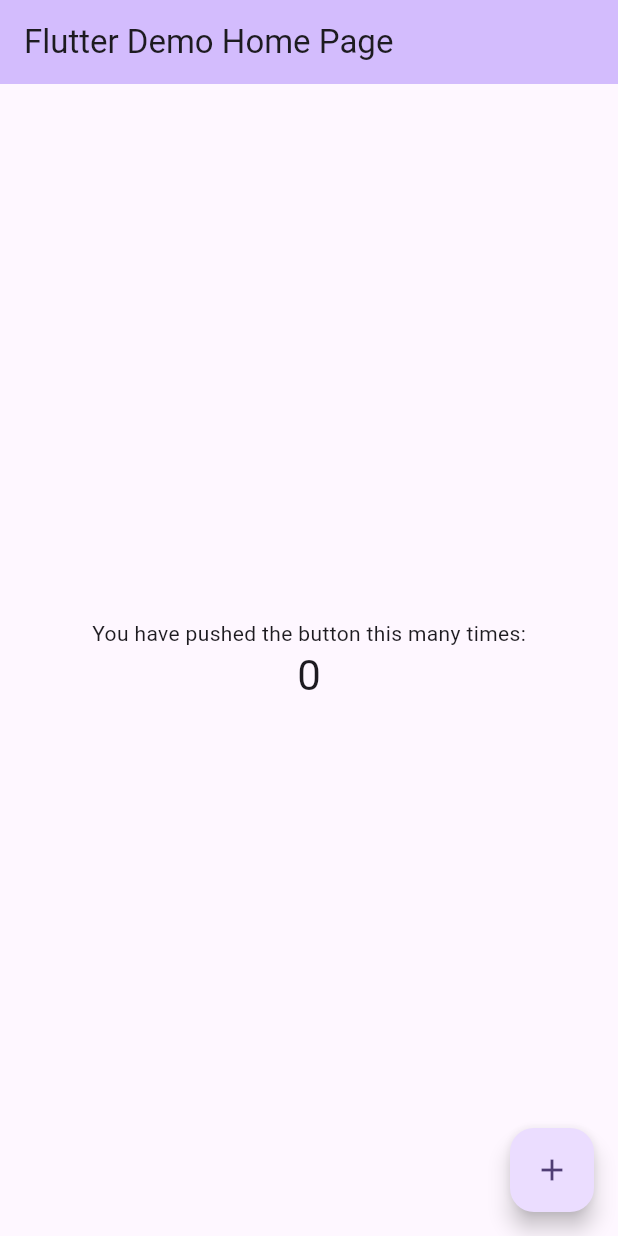
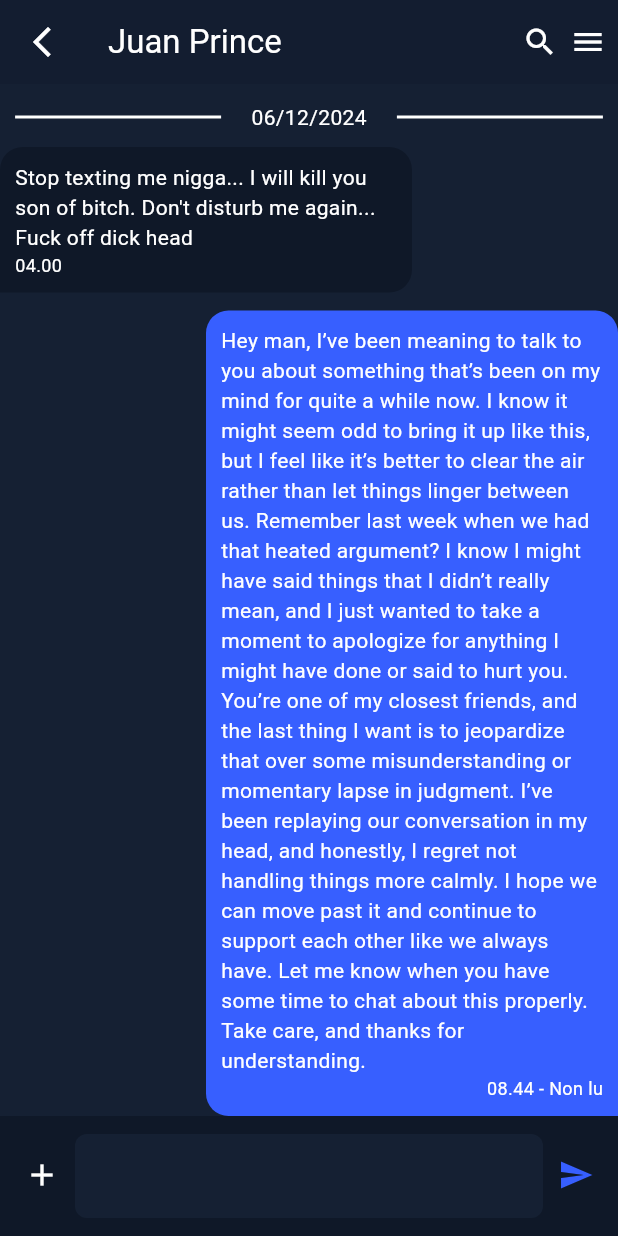
Before and after one commit to juanprince30/Chat-App-Flutter, a Flutter app: the screen it shows after launch, on a phone screen of 412 x 824 dp. Run offline on Flutter 3.47's test engine with Material 3 defaults, Android fonts, the light colour scheme and no system bars; our stand-ins replace image_picker.

Commit message:
Screen 8

```diff
--- a/lib/main.dart
+++ b/lib/main.dart
@@ -1,125 +1,40 @@
+import 'package:chat_app/pages/Page8.dart';
+import 'package:chat_app/tools/color.dart';
 import 'package:flutter/material.dart';
 
-void main() {
+void main() async{
   runApp(const MyApp());
 }
 
 class MyApp extends StatelessWidget {
   const MyApp({super.key});
 
-  // This widget is the root of your application.
   @override
   Widget build(BuildContext context) {
     return MaterialApp(
+      debugShowCheckedModeBanner: false,
       title: 'Flutter Demo',
       theme: ThemeData(
-        // This is the theme of your application.
-        //
-        // TRY THIS: Try running your application with "flutter run". You'll see
-        // the application has a purple toolbar. Then, without quitting the app,
-        // try changing the seedColor in the colorScheme below to Colors.green
-        // and then invoke "hot reload" (save your changes or press the "hot
-        // reload" button in a Flutter-supported IDE, or press "r" if you used
-        // the command line to start the app).
-        //
-        // Notice that the counter didn't reset back to zero; the application
-        // state is not lost during the reload. To reset the state, use hot
-        // restart instead.
-        //
-        // This works for code too, not just values: Most code changes can be
-        // tested with just a hot reload.
-        colorScheme: ColorScheme.fromSeed(seedColor: Colors.deepPurple),
+        colorScheme: ColorScheme.fromSeed(seedColor: mainColor),
         useMaterial3: true,
       ),
-      home: const MyHomePage(title: 'Flutter Demo Home Page'),
+      home: const MyHomePage(),
     );
   }
 }
 
 class MyHomePage extends StatefulWidget {
-  const MyHomePage({super.key, required this.title});
-
-  // This widget is the home page of your application. It is stateful, meaning
-  // that it has a State object (defined below) that contains fields that affect
-  // how it looks.
-
-  // This class is the configuration for the state. It holds the values (in this
-  // case the title) provided by the parent (in this case the App widget) and
-  // used by the build method of the State. Fields in a Widget subclass are
-  // always marked "final".
-
-  final String title;
+  const MyHomePage({super.key});
 
   @override
   State<MyHomePage> createState() => _MyHomePageState();
 }
 
 class _MyHomePageState extends State<MyHomePage> {
-  int _counter = 0;
-
-  void _incrementCounter() {
-    setState(() {
-      // This call to setState tells the Flutter framework that something has
-      // changed in this State, which causes it to rerun the build method below
-      // so that the display can reflect the updated values. If we changed
-      // _counter without calling setState(), then the build method would not be
-      // called again, and so nothing would appear to happen.
-      _counter++;
-    });
-  }
 
   @override
   Widget build(BuildContext context) {
-    // This method is rerun every time setState is called, for instance as done
-    // by the _incrementCounter method above.
-    //
-    // The Flutter framework has been optimized to make rerunning build methods
-    // fast, so that you can just rebuild anything that needs updating rather
-    // than having to individually change instances of widgets.
-    return Scaffold(
-      appBar: AppBar(
-        // TRY THIS: Try changing the color here to a specific color (to
-        // Colors.amber, perhaps?) and trigger a hot reload to see the AppBar
-        // change color while the other colors stay the same.
-        backgroundColor: Theme.of(context).colorScheme.inversePrimary,
-        // Here we take the value from the MyHomePage object that was created by
-        // the App.build method, and use it to set our appbar title.
-        title: Text(widget.title),
-      ),
-      body: Center(
-        // Center is a layout widget. It takes a single child and positions it
-        // in the middle of the parent.
-        child: Column(
-          // Column is also a layout widget. It takes a list of children and
-          // arranges them vertically. By default, it sizes itself to fit its
-          // children horizontally, and tries to be as tall as its parent.
-          //
-          // Column has various properties to control how it sizes itself and
-          // how it positions its children. Here we use mainAxisAlignment to
-          // center the children vertically; the main axis here is the vertical
-          // axis because Columns are vertical (the cross axis would be
-          // horizontal).
-          //
-          // TRY THIS: Invoke "debug painting" (choose the "Toggle Debug Paint"
-          // action in the IDE, or press "p" in the console), to see the
-          // wireframe for each widget.
-          mainAxisAlignment: MainAxisAlignment.center,
-          children: <Widget>[
-            const Text(
-              'You have pushed the button this many times:',
-            ),
-            Text(
-              '$_counter',
-              style: Theme.of(context).textTheme.headlineMedium,
-            ),
-          ],
-        ),
-      ),
-      floatingActionButton: FloatingActionButton(
-        onPressed: _incrementCounter,
-        tooltip: 'Increment',
-        child: const Icon(Icons.add),
-      ), // This trailing comma makes auto-formatting nicer for build methods.
-    );
+
+    return const MyPage8() ;
   }
 }
--- /dev/null
+++ b/lib/models/message_model.dart
@@ -0,0 +1,10 @@
+class Message{
+  String body;
+  String sender;
+  bool read;
+  String date;
+  String heure;
+  String? image;
+
+  Message({required this.image,required this.heure,required this.body, required this.sender, required this.read, required this.date});
+}
--- /dev/null
+++ b/lib/pages/Page8.dart
@@ -0,0 +1,362 @@
+import 'dart:io';
+
+import 'package:chat_app/tools/color.dart';
+import 'package:chat_app/models/message_model.dart';
+import 'package:flutter/material.dart';
+import 'package:flutter/widgets.dart';
+import 'package:image_picker/image_picker.dart';
+
+class MyPage8 extends StatefulWidget {
+  const MyPage8({super.key});
+
+  @override
+  State<MyPage8> createState() => _MyPage8State();
+}
+
+class _MyPage8State extends State<MyPage8> {
+  final messageKey= GlobalKey<FormState>();
+  TextEditingController messageController=TextEditingController();
+  final ScrollController _scrollController = ScrollController();
+  bool showCamra=false;
+  final ImagePicker picker = ImagePicker();
+  String imagePath = "";
+  XFile? image;
+
+  List<Message> messages = [
+    Message(image:null,body: "hi prince", sender: "me", read: true, date: "05/12/2024", heure: "19.00"),
+    Message(image:null,body: "yo man", sender: "h5s", read: true, date: "05/12/2024", heure: "19.04"),
+    Message(image:null,body: "what's up. I want to talk about last night... with hannah", sender: "me", read: true, date: "05/12/2024", heure: "19.07"),
+    Message(image:null,body: "answer me bro I'm very sorry about it", sender: "me", read: true, date: "05/12/2024", heure: "19.50"),
+    Message(image:null,body: "no don't worry It's nothing", sender: "his", read: true, date: "05/12/2024", heure: "19.56"),
+    Message(image:null,body: "forget that shit bro", sender: "his", read: true, date: "05/12/2024", heure: "19.59"),
+    Message(image:null,body: "hi prince", sender: "me", read: true, date: "05/12/2024", heure: "20.00"),
+    Message(image:null,body: "hi prince", sender: "me", read: true, date: "05/12/2024", heure: "21.00"),
+    Message(image:null,body: "hi prince", sender: "me", read: true, date: "05/12/2024", heure: "22.00"),
+    Message(image:null,body: "hi prince", sender: "me", read: true, date: "05/12/2024", heure: "23.00"),
+    Message(image:null,body: "Stop texting me nigga... I will kill you son of bitch. Don't disturb me again... Fuck off dick head", sender: "his", read: true, date: "06/12/2024", heure: "04.00"),
+    Message(image:null,
+      body: "Hey man, I’ve been meaning to talk to you about something that’s been on my mind for quite a while now. I know it might seem odd to bring it up like this, but I feel like it’s better to clear the air rather than let things linger between us. Remember last week when we had that heated argument? I know I might have said things that I didn’t really mean, and I just wanted to take a moment to apologize for anything I might have done or said to hurt you. You’re one of my closest friends, and the last thing I want is to jeopardize that over some misunderstanding or momentary lapse in judgment. I’ve been replaying our conversation in my head, and honestly, I regret not handling things more calmly. I hope we can move past it and continue to support each other like we always have. Let me know when you have some time to chat about this properly. Take care, and thanks for understanding.",
+      sender: "me",
+      read: false,
+      date: "06/12/2024",
+      heure: "08.44",
+    ),
+
+  ];
+
+  void addMessage(String body) {
+    DateTime now = DateTime.now();
+    String currentDate = "${now.day.toString().padLeft(2, '0')}/${now.month.toString().padLeft(2, '0')}/${now.year}";
+    String currentTime = "${now.hour.toString().padLeft(2, '0')}:${now.minute.toString().padLeft(2, '0')}";
+
+    setState(() {
+      messages.add(
+        Message(
+          image:null,
+          body: body,
+          sender: "me",
+          read: false,
+          date: currentDate,
+          heure: currentTime,
+        ),
+      );
+      _scrollToBottom();
+    });
+  }
+
+  void addImage(String body, String image) {
+    DateTime now = DateTime.now();
+    String currentDate = "${now.day.toString().padLeft(2, '0')}/${now.month.toString().padLeft(2, '0')}/${now.year}";
+    String currentTime = "${now.hour.toString().padLeft(2, '0')}:${now.minute.toString().padLeft(2, '0')}";
+
+    setState(() {
+      messages.add(
+        Message(
+          image:image,
+          body: body,
+          sender: "me",
+          read: false,
+          date: currentDate,
+          heure: currentTime,
+        ),
+      );
+      _scrollToBottom();
+    });
+  }
+
+  void _scrollToBottom() {
+    WidgetsBinding.instance.addPostFrameCallback((_) {
+      if (_scrollController.hasClients) {
+        _scrollController.jumpTo(_scrollController.position.maxScrollExtent);
+      }
+    });
+  }
+
+  @override
+  void initState() {
+    // TODO: implement initState
+    super.initState();
+    _scrollToBottom();
+  }
+
+
+
+  @override
+  Widget build(BuildContext context) {
+    return Scaffold(
+      resizeToAvoidBottomInset: false,
+      appBar: AppBar(
+        backgroundColor: mainColor,
+        leading: const Icon(Icons.arrow_back_ios_new, color: Colors.white,),
+        title: const Text("Juan Prince",style: TextStyle(color: Colors.white),),
+        actions: const [
+          Icon(Icons.search, color: Colors.white,),
+          SizedBox(width: 8,),
+          Icon(Icons.menu, color: Colors.white,),
+          SizedBox(width: 8,),
+        ],
+      ),
+      backgroundColor: secondColor,
+      body: Container(
+          height: MediaQuery.of(context).size.height-80-MediaQuery.of(context).viewInsets.bottom+(messages.length*50),
+          width: MediaQuery.of(context).size.width,
+          child: Column(
+            mainAxisAlignment: MainAxisAlignment.start,
+            children: [
+
+              Expanded(
+                child: ListView.separated(
+                  controller: _scrollController,
+                  separatorBuilder: (context, index) => const SizedBox(height: 12),
+                  scrollDirection: Axis.vertical,
+                  itemCount: messages.length,
+                  itemBuilder: (context, index) {
+                    // Vérifie si la date est différente de la précédente
+                    bool showDate = (index == 0) || (messages[index].date != messages[index - 1].date);
+                    String temp =messages[index].image ?? "";
+
+                    return Column(
+                      crossAxisAlignment: CrossAxisAlignment.stretch,
+                      children: [
+                        if (showDate)
+                          Padding(
+                            padding: const EdgeInsets.only(top: 10.0, bottom: 10.0),
+                            child: Row(
+                              mainAxisAlignment: MainAxisAlignment.spaceAround,
+                              children: [
+                                Container(
+                                  width: MediaQuery.of(context).size.width / 3,
+                                  height: 2,
+                                  color: Colors.white,
+                                ),
+                                Text(
+                                  messages[index].date,
+                                  style: const TextStyle(color: Colors.white),
+                                ),
+                                Container(
+                                  width: MediaQuery.of(context).size.width / 3,
+                                  height: 2,
+                                  color: Colors.white,
+                                ),
+                              ],
+                            ),
+                          ),
+                        // Affichage du message
+                        messages[index].sender == "me"
+                            ? Row(
+                                mainAxisAlignment: MainAxisAlignment.end,
+                                children: [
+                                  Container(
+                                    width: (MediaQuery.of(context).size.width*2) / 3,
+                                    padding: const EdgeInsets.all(10),
+                                    decoration: BoxDecoration(
+                                      color: blueOurColor,
+                                      borderRadius: const BorderRadius.only(
+                                        topLeft: Radius.circular(15),
+                                        bottomLeft: Radius.circular(15),
+                                        topRight: Radius.circular(15),
+                                      ),
+                                    ),
+                                    child: Column(
+                                      crossAxisAlignment: CrossAxisAlignment.end,
+                                      children: [
+                                        messages[index].image != null && temp != ""
+                                          ? Image.file(File(temp))
+                                          : Container(),
+                                        Text(messages[index].body, style: const TextStyle(color: Colors.white)),
+                                        Text(
+                                          "${messages[index].heure} - ${messages[index].read ? 'lu' : 'Non lu'}",
+                                          style: const TextStyle(color: Colors.white, fontSize: 12),
+                                        ),
+                                      ],
+                                    ),
+                                  ),
+                                ],
+                              )
+                            : Row(
+                                mainAxisAlignment: MainAxisAlignment.start,
+                                children: [
+                                  Container(
+                                    width: (MediaQuery.of(context).size.width*2) / 3,
+                                    padding: const EdgeInsets.all(10),
+                                    decoration: BoxDecoration(
+                                      color: mainColor,
+                                      borderRadius: const BorderRadius.only(
+                                        topLeft: Radius.circular(15),
+                                        bottomRight: Radius.circular(15),
+                                        topRight: Radius.circular(15),
+                                      ),
+                                    ),
+                                    child: Column(
+                                      crossAxisAlignment: CrossAxisAlignment.start,
+                                      children: [
+                                        messages[index].image != null && temp != ""
+                                          ? Image.file(File(temp))
+                                          : Container(),
+                                        Text(messages[index].body, style: const TextStyle(color: Colors.white)),
+                                        Text(messages[index].heure, style: const TextStyle(color: Colors.white, fontSize: 12)),
+                                      ],
+                                    ),
+                                  ),
+                                ],
+                              ),
+                      ],
+                    );
+                  },
+                ),
+              ),
+
+            ],
+          ),
+      ),
+
+      bottomNavigationBar: BottomAppBar(
+        height: 80+MediaQuery.of(context).viewInsets.bottom,
+        notchMargin: 10,
+        shape: const CircularNotchedRectangle(),
+        color: mainColor,
+        child: SizedBox(
+            height: 60,
+            child: Form(
+              key: messageKey,
+              child: Row(
+                crossAxisAlignment: CrossAxisAlignment.start,
+                mainAxisAlignment: MainAxisAlignment.spaceBetween,
+                children: <Widget>[
+                  GestureDetector(
+                        onTap: () {
+                          print('Bouton cliqué');
+                          setState(() {
+                            showCamra= !showCamra;
+                          });
+                        },
+                        child: const Padding(
+                          padding: EdgeInsets.only(top: 15, right: 5.0),
+                          child: Icon(
+                            Icons.add,
+                            size: 24,
+                            color: Colors.white,
+                          ),
+                        ),
+                      ),
+
+                  SizedBox(
+                    width: MediaQuery.of(context).size.width-100,
+                    child: TextFormField(
+                      controller: messageController,
+                      keyboardType: TextInputType.text,
+                      style:  const TextStyle(
+                        color: Colors.white,
+                      ),
+                      decoration: InputDecoration(
+                        filled: true,
+                        fillColor: secondColor,
+                        border: const OutlineInputBorder(
+                          borderSide: BorderSide.none,
+                          borderRadius: BorderRadius.all(Radius.circular(8))
+                        ),
+                      ),
+                    ),
+                  ),
+
+                  GestureDetector(
+                    onTap: () {
+                      if (messageController.text.trim().isNotEmpty) {
+                        addMessage(messageController.text.trim());
+                        messageController.clear();
+                      }
+
+                    },
+                    child: Padding(
+                      padding:  const EdgeInsets.only(top: 15,left: 5.0),
+                      child:  Icon(
+                              Icons.send,
+                              size: 24,
+                              color: blueOurColor,
+                            ),
+                    ),
+                  ),
+                ],
+              ),
+            ),
+        ),
+      ),
+      floatingActionButton: AnimatedOpacity(
+        opacity: showCamra ? 1.0 : 0.0, // L'opacité varie selon la valeur de showCamra
+        duration: const Duration(milliseconds: 300), // Durée de l'animation
+        child: showCamra
+            ? Align(
+                alignment: Alignment.bottomLeft,
+                child: Padding(
+                  padding: const EdgeInsets.only(left: 20.0),
+                  child: Column(
+                    mainAxisAlignment: MainAxisAlignment.end,
+                    children: [
+                      FloatingActionButton(
+                        mini: true,
+                        onPressed: () async {
+                          final image_ = await picker.pickImage
+                                (source: ImageSource.camera);
+
+                               setState(() {
+                                 if(image_ != null){
+                                   image = image_;
+                                   imagePath = image!.path;
+                                   addImage("", imagePath);
+                                   imagePath="";
+                                   image=null;
+                                 }
+                                 _scrollToBottom();
+                               });
+                        },
+                        child: Icon(Icons.photo_camera, color: blueOurColor),
+                      ),
+                      FloatingActionButton(
+                        mini: true,
+                        onPressed: () async {
+                          final image_ = await picker.pickImage
+                                (source: ImageSource.gallery);
+
+                               setState(() {
+                                 if(image_ != null){
+                                   image = image_;
+                                   imagePath = image!.path;
+                                   addImage("", imagePath);
+                                   imagePath="";
+                                   image=null;
+                                   _scrollToBottom();
+                                 }
+                               });
+                        },
+                        child: Icon(Icons.image, color: blueOurColor),
+                      ),
+                    ],
+                  ),
+                ),
+              )
+            : const SizedBox.shrink(), // Retirer le bouton quand showCamra est faux
+      ),
+
+    );
+  }
+}
--- /dev/null
+++ b/lib/tools/color.dart
@@ -0,0 +1,7 @@
+import 'dart:ui';
+
+Color mainColor=const Color(0xFF0F1828);
+
+Color secondColor=const Color(0xFF152033);
+
+Color blueOurColor= const Color(0xFF375FFF);
--- a/pubspec.yaml
+++ b/pubspec.yaml
@@ -35,6 +35,7 @@ dependencies:
   # The following adds the Cupertino Icons font to your application.
   # Use with the CupertinoIcons class for iOS style icons.
   cupertino_icons: ^1.0.6
+  image_picker: ^1.1.2
 
 dev_dependencies:
   flutter_test:
```
Also changed, not shown: pubspec.lock, 5 other files.
